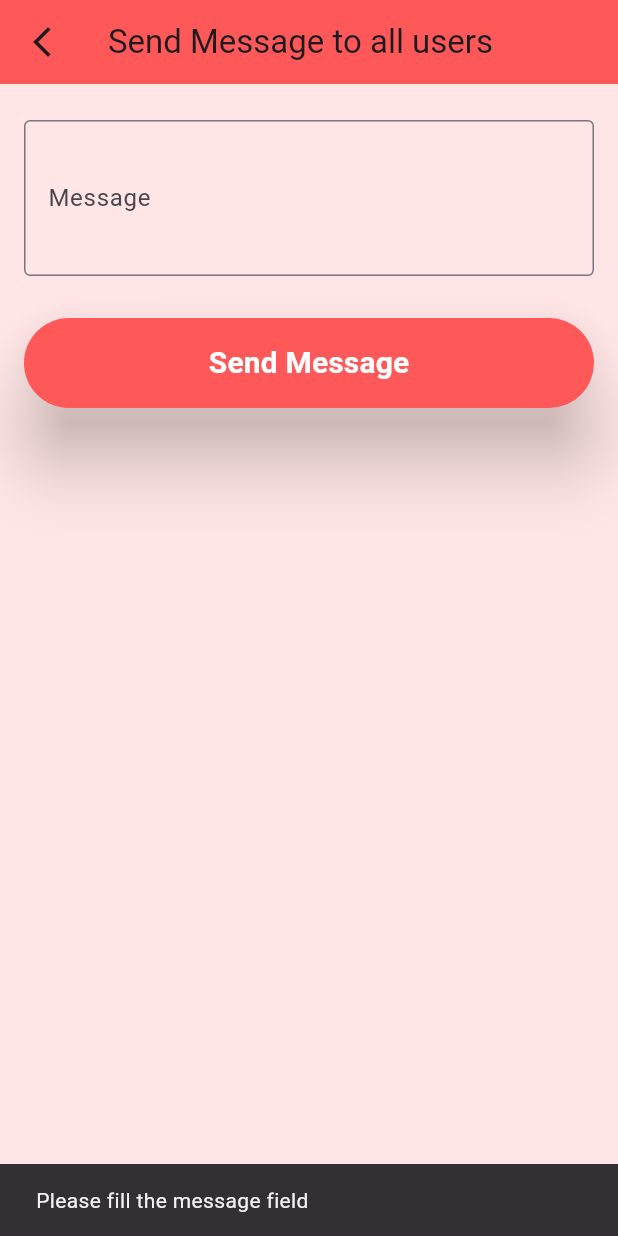
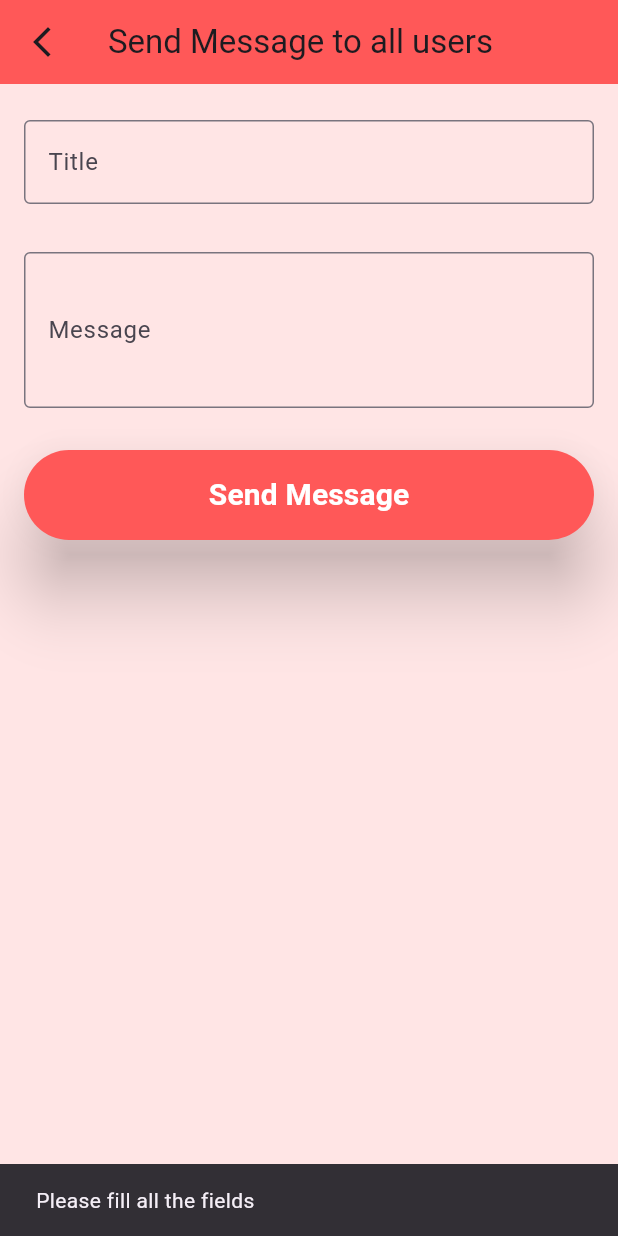
Before and after one commit to MoAlmubarak/ICS321-Database_project, a Flutter app: the SendMessagePage screen opened directly, after a tap on "Send Message", on a phone screen of 412 x 824 dp. Run offline on Flutter 3.47's test engine with Material 3 defaults, Android fonts, the phone set to English and light mode, and no system bars; our stand-ins replace sqflite; accounts and stored records are empty.

Commit message:
Edit email page, adding a field for the title

```diff
--- a/donate_blood/lib/pages/homePages/sending_emails_page.dart
+++ b/donate_blood/lib/pages/homePages/sending_emails_page.dart
@@ -6,6 +6,7 @@ class SendMessagePage extends StatelessWidget {
 
   @override
   Widget build(BuildContext context) {
+    final titleController = TextEditingController();
     final messageController = TextEditingController();
 
     return Scaffold(
@@ -27,15 +28,27 @@ class SendMessagePage extends StatelessWidget {
           crossAxisAlignment: CrossAxisAlignment.stretch,
           children: [
             _buildTextField(
+              'Title',
+              [],
+              controller: titleController,
+            ),
+            const SizedBox(height: 16),
+            _buildTextField(
               'Message',
               [],
+              maxLines: 3,
               controller: messageController,
             ),
             const SizedBox(height: 20),
             ElevatedButton(
               onPressed: () {
-                if (messageController.text.isNotEmpty) {
-                  _sendMessage(context, messageController.text);
+                if (titleController.text.isNotEmpty &&
+                    messageController.text.isNotEmpty) {
+                  _sendMessage(
+                    context,
+                    titleController.text,
+                    messageController.text,
+                  );
                   // make a delay of 3 seconds
                   Future.delayed(const Duration(seconds: 2), () {
                     Navigator.pop(context);
@@ -43,7 +56,7 @@ class SendMessagePage extends StatelessWidget {
                 } else {
                   ScaffoldMessenger.of(context).showSnackBar(
                     const SnackBar(
-                      content: Text('Please fill the message field'),
+                      content: Text('Please fill all the fields'),
                       duration: Duration(seconds: 2),
                     ),
                   );
@@ -74,12 +87,13 @@ class SendMessagePage extends StatelessWidget {
     String labelText,
     List<TextInputFormatter>? inputFormatters, {
     required TextEditingController controller,
+    int? maxLines,
   }) {
     return Padding(
       padding: const EdgeInsets.symmetric(vertical: 8.0),
       child: TextField(
         inputFormatters: inputFormatters,
-        maxLines: 3,
+        maxLines: maxLines,
         decoration: InputDecoration(
           labelText: labelText,
           border: const OutlineInputBorder(),
@@ -89,8 +103,8 @@ class SendMessagePage extends StatelessWidget {
     );
   }
 
-  void _sendMessage(BuildContext context, String message) {
-    // TODO: Implement logic to send a message to all users' emails
+  void _sendMessage(BuildContext context, String title, String message) {
+    // TODO: Implement logic to send a message to all users' emails with the provided title and message
     // You may use a messaging service or send emails, depending on your requirements.
 
     _showSnackBar(context, 'Message sent successfully!');
```
